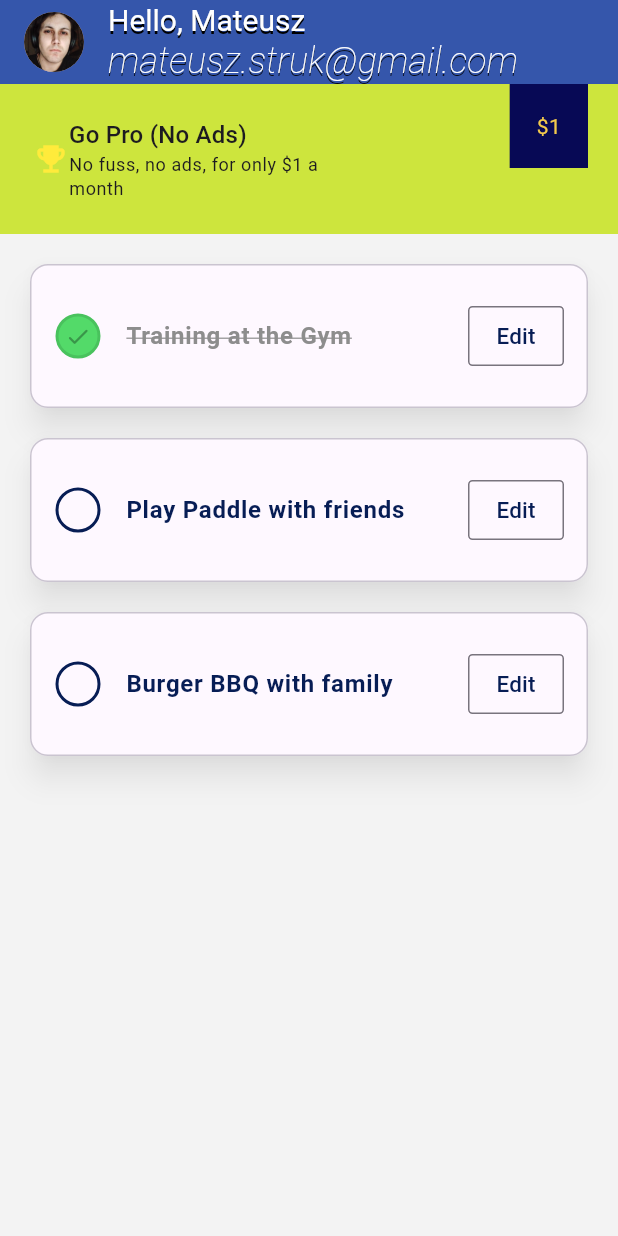
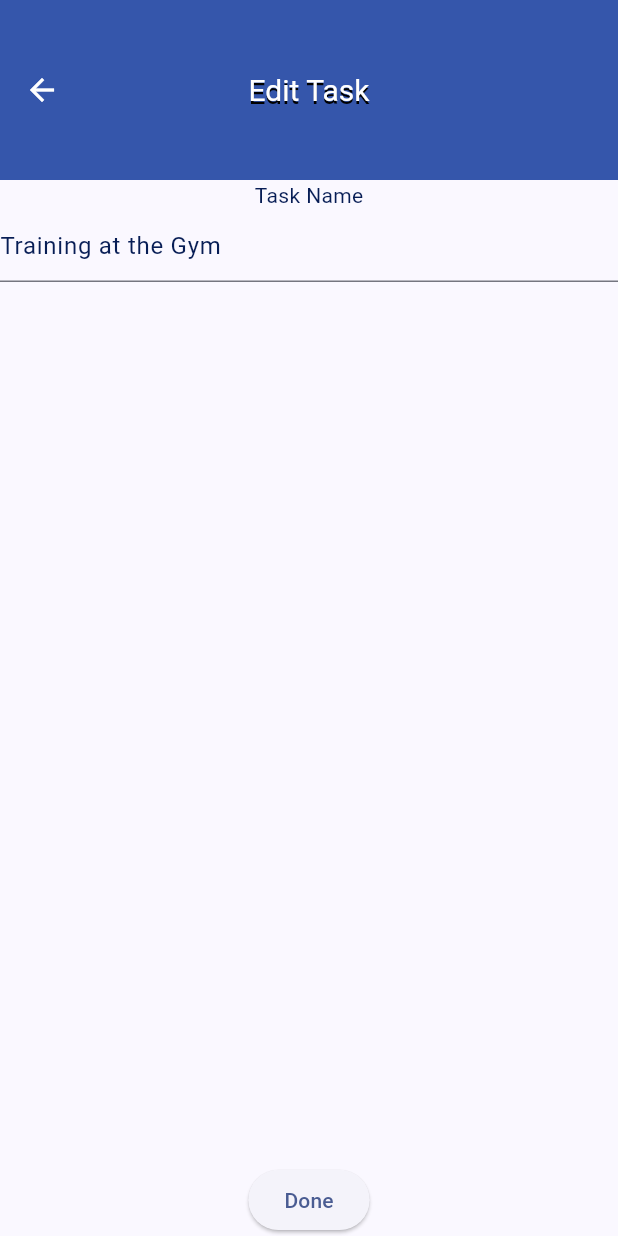
Before and after one commit to xorandiff/flutter_todo, a Flutter app: the screen it shows after launch, after a tap on "Edit", on a phone screen of 412 x 824 dp. Run offline on Flutter 3.47's test engine with Material 3 defaults, Android fonts, the phone set to English and light mode, and no system bars; our stand-ins replace flutter_bloc, freezed_annotation, gap.

Commit message:
Almost finished!

```diff
--- a/lib/app/app.dart
+++ b/lib/app/app.dart
@@ -2,3 +2,4 @@ export 'bloc/app_bloc.dart';
 export 'view/view.dart';
 export 'widget/widget.dart';
 export 'model/model.dart';
+export 'pages/pages.dart';
--- /dev/null
+++ b/lib/app/pages/pages.dart
@@ -0,0 +1 @@
+export "task_form.dart";
--- /dev/null
+++ b/lib/app/pages/task_form.dart
@@ -0,0 +1,59 @@
+import 'package:flutter/material.dart';
+import 'package:flutter_bloc/flutter_bloc.dart';
+import 'package:flutter_todo/app/bloc/app_bloc.dart';
+
+import '../model/model.dart';
+
+class TaskForm extends StatelessWidget {
+  final Task? task;
+
+  const TaskForm({
+    super.key,
+    this.task,
+  });
+
+  @override
+  Widget build(BuildContext context) {
+    final textEditingController = TextEditingController(
+      text: task?.name,
+    );
+
+    return Scaffold(
+      appBar: AppBar(
+        title: Text(task == null ? 'Add Task' : 'Edit Task'),
+        centerTitle: true,
+      ),
+      body: Column(
+        mainAxisAlignment: MainAxisAlignment.spaceBetween,
+        children: [
+          Column(
+            mainAxisSize: MainAxisSize.min,
+            children: [
+              const Text('Task Name'),
+              TextFormField(
+                controller: textEditingController,
+              ),
+            ],
+          ),
+          ElevatedButton(
+            onPressed: () {
+              if (task == null) {
+                context.read<AppBloc>().add(AddTaskEvent(
+                      name: textEditingController.text,
+                    ));
+              } else {
+                context.read<AppBloc>().add(EditTaskEvent(
+                      taskId: task!.id,
+                      name: textEditingController.text,
+                    ));
+              }
+
+              Navigator.of(context).pop();
+            },
+            child: const Text('Done'),
+          ),
+        ],
+      ),
+    );
+  }
+}
--- a/lib/app/view/app_view.dart
+++ b/lib/app/view/app_view.dart
@@ -1,8 +1,6 @@
 import 'package:flutter/material.dart';
 import 'package:flutter_bloc/flutter_bloc.dart';
 import 'package:flutter_todo/app/app.dart';
-import 'package:flutter_todo/app/bloc/app_bloc.dart';
-import 'package:flutter_todo/app/widget/pro_banner.dart';
 import 'package:gap/gap.dart';
 
 import '../bloc/app_state.dart';
@@ -13,49 +11,32 @@ class AppView extends StatelessWidget {
   @override
   Widget build(BuildContext context) {
     return Scaffold(
-      backgroundColor: const Color.fromRGBO(243, 243, 243, 1.0),
       appBar: AppBar(
-        foregroundColor: Colors.white,
         title: const Row(
+          crossAxisAlignment: CrossAxisAlignment.start,
           children: [
             CircleAvatar(
               backgroundImage: AssetImage('images/me.png'),
+              radius: 25.0,
             ),
             Gap(16.0),
             Column(
               crossAxisAlignment: CrossAxisAlignment.start,
               children: [
-                Text(
-                  'Hello, Mateusz',
-                  style: TextStyle(
-                    fontSize: 20.0,
-                    shadows: [
-                      Shadow(
-                        color: Colors.black,
-                        offset: Offset(0, 2.0),
-                      ),
-                    ],
-                  ),
-                ),
+                Text('Hello, Mateusz'),
+                Gap(6.0),
                 Text(
                   'mateusz.struk@gmail.com',
                   style: TextStyle(
                     fontSize: 24.0,
                     fontWeight: FontWeight.w100,
                     fontStyle: FontStyle.italic,
-                    shadows: [
-                      Shadow(
-                        color: Colors.black,
-                        offset: Offset(0, 2.0),
-                      ),
-                    ],
                   ),
                 ),
               ],
             ),
           ],
         ),
-        backgroundColor: const Color.fromRGBO(53, 86, 171, 1.0),
       ),
       body: Column(
         children: [
--- a/lib/app/widget/pro_banner.dart
+++ b/lib/app/widget/pro_banner.dart
@@ -1,4 +1,5 @@
 import 'package:flutter/material.dart';
+import 'package:gap/gap.dart';
 
 class ProBanner extends StatelessWidget {
   const ProBanner({super.key});
@@ -6,17 +7,32 @@ class ProBanner extends StatelessWidget {
   @override
   Widget build(BuildContext context) {
     return Container(
-      color: const Color.fromRGBO(205, 229, 61, 1.0),
+      decoration: BoxDecoration(
+        color: const Color.fromRGBO(205, 229, 61, 1.0),
+        boxShadow: const [
+          BoxShadow(
+            offset: Offset(0.0, 2.0),
+            blurRadius: 5.0,
+            color: Colors.black12,
+          ),
+        ],
+        border: Border.all(
+          color: const Color.fromRGBO(158, 176, 49, 1.0),
+          width: 2.0,
+        ),
+      ),
       child: Stack(
         children: [
           Padding(
             padding: const EdgeInsets.all(22.0),
             child: Row(
               children: [
-                const Icon(
-                  Icons.emoji_events,
-                  color: Colors.yellow,
+                Image.asset(
+                  'images/trophy.png',
+                  width: 40.0,
+                  height: 40.0,
                 ),
+                const Gap(24.0),
                 SizedBox(
                   width: 200.0,
                   child: Column(
@@ -24,11 +40,27 @@ class ProBanner extends StatelessWidget {
                     children: [
                       Text(
                         'Go Pro (No Ads)',
-                        style: Theme.of(context).textTheme.titleMedium,
+                        style:
+                            Theme.of(context).textTheme.titleMedium?.copyWith(
+                          fontWeight: FontWeight.bold,
+                          shadows: [
+                            const Shadow(
+                              color: Colors.white,
+                              offset: Offset(0, 1.0),
+                            ),
+                          ],
+                        ),
                       ),
                       Text(
                         'No fuss, no ads, for only \$1 a month',
-                        style: Theme.of(context).textTheme.bodySmall,
+                        style: Theme.of(context).textTheme.bodySmall?.copyWith(
+                          shadows: [
+                            const Shadow(
+                              color: Colors.white,
+                              offset: Offset(0, 1.0),
+                            ),
+                          ],
+                        ),
                       ),
                     ],
                   ),
@@ -46,6 +78,7 @@ class ProBanner extends StatelessWidget {
                 '\$1',
                 style: TextStyle(
                   color: Color.fromRGBO(242, 201, 76, 1.0),
+                  fontWeight: FontWeight.bold,
                 ),
               ),
             ),
--- a/lib/app/widget/task_list_item.dart
+++ b/lib/app/widget/task_list_item.dart
@@ -1,5 +1,6 @@
 import 'package:flutter/material.dart';
 import 'package:flutter_todo/app/model/model.dart';
+import 'package:flutter_todo/app/pages/task_form.dart';
 
 class TaskListItem extends StatelessWidget {
   final Task task;
@@ -68,7 +69,14 @@ class TaskListItem extends StatelessWidget {
                 ),
         ),
         trailing: OutlinedButton(
-          onPressed: () {},
+          onPressed: () => Navigator.push(
+            context,
+            MaterialPageRoute(
+              builder: (context) => TaskForm(
+                task: task,
+              ),
+            ),
+          ),
           style: OutlinedButton.styleFrom(
             shape: const RoundedRectangleBorder(
               borderRadius: BorderRadius.all(
--- a/lib/main.dart
+++ b/lib/main.dart
@@ -10,8 +10,30 @@ class MainApp extends StatelessWidget {
 
   @override
   Widget build(BuildContext context) {
-    return const MaterialApp(
-      home: App(),
+    return MaterialApp(
+      theme: ThemeData(
+        useMaterial3: true,
+        colorScheme: ColorScheme.fromSeed(
+          seedColor: const Color.fromRGBO(53, 86, 171, 1.0),
+          onSurface: const Color.fromRGBO(7, 29, 85, 1.0),
+          brightness: Brightness.light,
+        ),
+        appBarTheme: const AppBarTheme(
+          foregroundColor: Colors.white,
+          backgroundColor: Color.fromRGBO(53, 86, 171, 1.0),
+          titleTextStyle: TextStyle(
+            fontSize: 20.0,
+            shadows: [
+              Shadow(
+                color: Colors.black,
+                offset: Offset(0, 2.0),
+              ),
+            ],
+          ),
+          toolbarHeight: 120.0,
+        ),
+      ),
+      home: const App(),
     );
   }
 }
```
